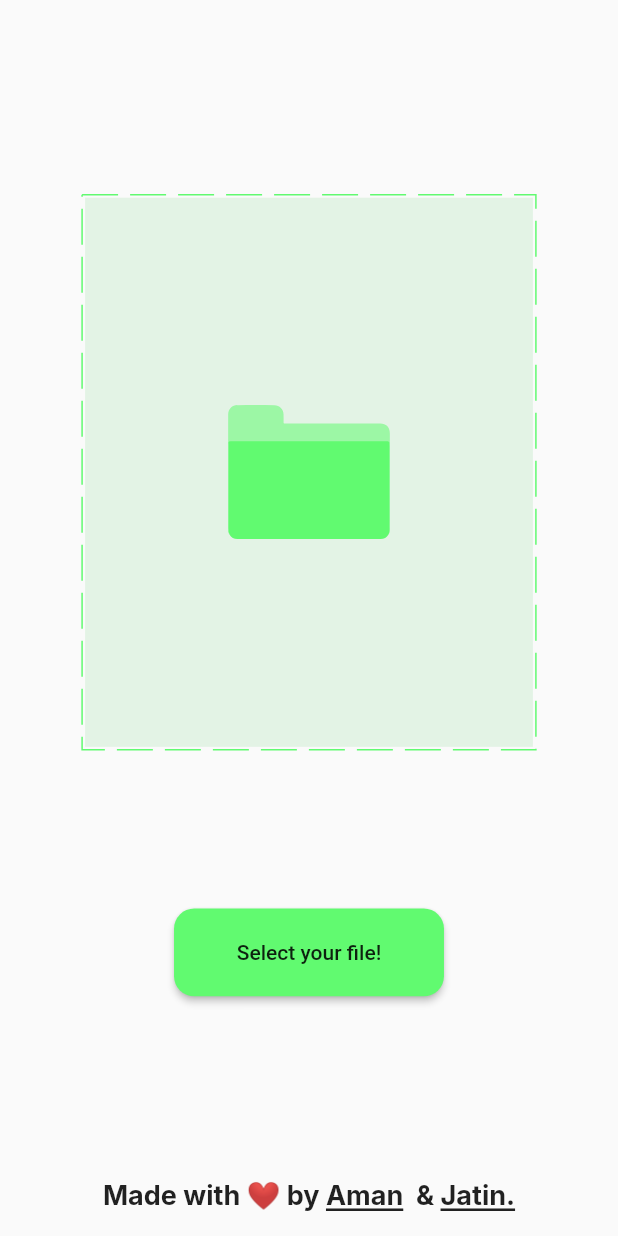
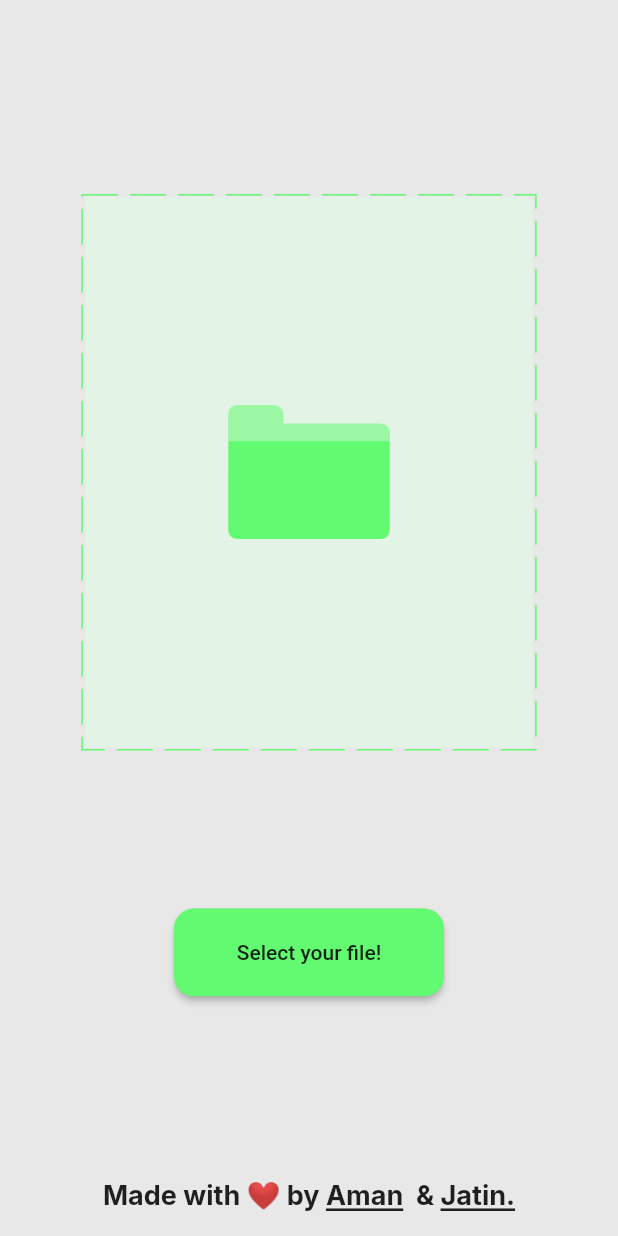
Before and after one commit to thisisamank/resizrr, a Flutter app: the screen it shows after launch, on a phone screen of 412 x 824 dp. Run offline on Flutter 3.47's test engine with Material 2 defaults, Android fonts, the phone set to English and light mode, and no system bars; drawn by our look-alikes of dotted_border; our stand-ins replace file_picker, flutter_colorpicker, flutter_screenutil, flutter_svg, flutter_vector_icons, google_fonts and 4 more.

Commit message:
added dark mode properly

```diff
--- a/lib/constants/colors.dart
+++ b/lib/constants/colors.dart
@@ -6,8 +6,10 @@ class BrandColors {
   static const green70 = Color(0xB361FA70);
   static const lightGreen = Color(0xFFE3F3E5);
   static const lightGrey = Color(0xFFE8E8E8);
-  static const black = Color(0xFF0C0C0D);
+  static const black = Color(0xFF000000);
 
-  static Color adaptiveBorder(BuildContext context)
-  => MediaQuery.of(context).platformBrightness == Brightness.dark ? BrandColors.lightGrey : Colors.black;
+  static Color adaptiveBorder(BuildContext context) =>
+      MediaQuery.of(context).platformBrightness == Brightness.dark
+          ? BrandColors.lightGrey
+          : Colors.black;
 }
--- a/lib/constants/theme.dart
+++ b/lib/constants/theme.dart
@@ -1,4 +1,5 @@
 import 'package:flutter/material.dart';
+import 'package:flutter/services.dart';
 import 'package:google_fonts/google_fonts.dart';
 import 'package:resizrr/constants/colors.dart';
 
@@ -7,12 +8,18 @@ class BrandTheme {
     primaryColor: BrandColors.green,
     appBarTheme: const AppBarTheme(
       brightness: Brightness.light,
-      backgroundColor: Colors.white,
-      iconTheme: IconThemeData(color: BrandColors.black,),
-     // actionsIconTheme: IconThemeData(color: BrandColors.green,),
+      backgroundColor: BrandColors.lightGrey,
+      iconTheme: IconThemeData(
+        color: BrandColors.black,
+      ),
+      systemOverlayStyle: SystemUiOverlayStyle(
+          statusBarColor: BrandColors.lightGrey,
+          statusBarBrightness: Brightness.dark),
+      // actionsIconTheme: IconThemeData(color: BrandColors.green,),
     ),
     bottomNavigationBarTheme: const BottomNavigationBarThemeData(
       selectedItemColor: BrandColors.black,
+      unselectedItemColor: BrandColors.black
     ),
     sliderTheme: const SliderThemeData(
       activeTrackColor: BrandColors.black,
@@ -25,19 +32,35 @@ class BrandTheme {
       bodyText2: GoogleFonts.inter(fontSize: 18, fontWeight: FontWeight.bold),
       subtitle1: GoogleFonts.inter(fontSize: 14),
     ),
+    brightness: Brightness.light,
+    backgroundColor: BrandColors.lightGrey,
+    scaffoldBackgroundColor: BrandColors.lightGrey,
+    accentColor: BrandColors.green,
+    accentIconTheme: const IconThemeData(
+      color: BrandColors.green,
+    ),
+    iconTheme: const IconThemeData(
+      color: BrandColors.black,
+    ),
   );
 
   static final darkTheme = ThemeData(
     primarySwatch: Colors.green,
     bottomNavigationBarTheme: const BottomNavigationBarThemeData(
-      selectedItemColor: BrandColors.green,
-    ),
+        selectedItemColor: BrandColors.lightGrey,
+        unselectedItemColor: BrandColors.lightGrey,
+        backgroundColor: BrandColors.black),
     appBarTheme: const AppBarTheme(
-      brightness: Brightness.dark,
-      //backgroundColor: BrandColors.black,
-
-      iconTheme: IconThemeData(color: BrandColors.green,),
-      actionsIconTheme: IconThemeData(color: BrandColors.green,),
+      backgroundColor: BrandColors.black,
+      iconTheme: IconThemeData(
+        color: BrandColors.green,
+      ),
+      systemOverlayStyle: SystemUiOverlayStyle(
+          statusBarColor: BrandColors.black,
+          statusBarBrightness: Brightness.light),
+      actionsIconTheme: IconThemeData(
+        color: BrandColors.green,
+      ),
     ),
     sliderTheme: const SliderThemeData(
       activeTrackColor: BrandColors.green,
@@ -47,13 +70,21 @@ class BrandTheme {
     textTheme: TextTheme(
       headline1: GoogleFonts.inter(fontSize: 20),
       bodyText1: GoogleFonts.inter(fontSize: 18),
-      bodyText2: GoogleFonts.inter(fontSize: 18, fontWeight: FontWeight.bold),
+      bodyText2: GoogleFonts.inter(
+          fontSize: 18,
+          fontWeight: FontWeight.bold,
+          color: BrandColors.lightGrey),
       subtitle1: GoogleFonts.inter(fontSize: 14),
     ),
     brightness: Brightness.dark,
     backgroundColor: BrandColors.black,
+    scaffoldBackgroundColor: BrandColors.black,
     accentColor: BrandColors.green,
-    accentIconTheme: const IconThemeData(color: BrandColors.green,),
-    iconTheme: const IconThemeData(color: BrandColors.green,),
+    accentIconTheme: const IconThemeData(
+      color: BrandColors.green,
+    ),
+    iconTheme: const IconThemeData(
+      color: BrandColors.lightGrey,
+    ),
   );
 }
--- a/lib/main.dart
+++ b/lib/main.dart
@@ -1,6 +1,8 @@
 import 'package:flutter/material.dart';
+import 'package:flutter/services.dart';
 import 'package:flutter_screenutil/flutter_screenutil.dart';
 import 'package:provider/provider.dart';
+import 'package:resizrr/constants/colors.dart';
 import 'package:resizrr/routes/route_names.dart';
 import 'package:resizrr/routes/router.dart';
 import 'package:resizrr/utils/app_pref.dart';
@@ -25,8 +27,10 @@ class _MyAppState extends State<MyApp> with WidgetsBindingObserver {
     super.initState();
     AppPreference.instance.getTheme(Themes.KEY).then((prefTheme) {
       print(prefTheme);
-      isDarkTheme.value =  prefTheme == Themes.system ?
-      WidgetsBinding.instance?.window.platformBrightness == Brightness.dark : prefTheme == Themes.dark;
+      isDarkTheme.value = prefTheme == Themes.system
+          ? WidgetsBinding.instance?.window.platformBrightness ==
+              Brightness.dark
+          : prefTheme == Themes.dark;
     });
 
     WidgetsBinding.instance?.addObserver(this);
@@ -40,7 +44,15 @@ class _MyAppState extends State<MyApp> with WidgetsBindingObserver {
 
   @override
   Widget build(BuildContext context) {
-
+    SystemChrome.setSystemUIOverlayStyle(
+      SystemUiOverlayStyle(
+          statusBarColor: Theme.of(context).brightness == Brightness.dark
+              ? BrandColors.black
+              : BrandColors.black,
+          statusBarBrightness: Theme.of(context).brightness == Brightness.dark
+              ? Brightness.light
+              : Brightness.dark),
+    );
     return ChangeNotifierProvider(
       create: (context) => SelectImageViewModel(),
       child: ScreenUtilInit(
@@ -49,6 +61,7 @@ class _MyAppState extends State<MyApp> with WidgetsBindingObserver {
           valueListenable: isDarkTheme,
           builder: (BuildContext context, bool isDarkMode, Widget? child) =>
               MaterialApp(
+            debugShowCheckedModeBanner: false,
             theme: BrandTheme.lightTheme,
             darkTheme: BrandTheme.darkTheme,
             themeMode: isDarkMode ? ThemeMode.dark : ThemeMode.light,
@@ -66,7 +79,17 @@ class _MyAppState extends State<MyApp> with WidgetsBindingObserver {
     final isDark =
         WidgetsBinding.instance?.window.platformBrightness == Brightness.dark;
     isDarkTheme.value = isDark;
-    AppPreference.instance.setTheme(Themes.KEY, isDark ? Themes.dark : Themes.light);
+    AppPreference.instance
+        .setTheme(Themes.KEY, isDark ? Themes.dark : Themes.light);
+    SystemChrome.setSystemUIOverlayStyle(
+      SystemUiOverlayStyle(
+          statusBarColor: Theme.of(context).brightness == Brightness.dark
+              ? BrandColors.black
+              : BrandColors.lightGrey,
+          statusBarBrightness: Theme.of(context).brightness == Brightness.dark
+              ? Brightness.light
+              : Brightness.dark),
+    );
     super.didChangePlatformBrightness();
   }
 }
```
